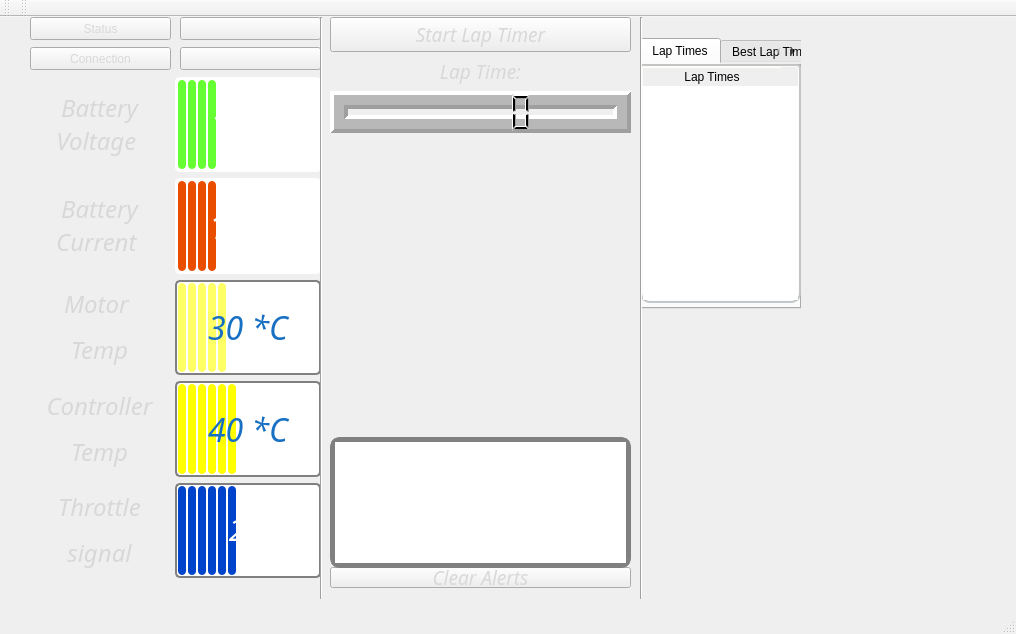
rozkalibrowany/Komuter_pokladowy, file src/gui/black_window_test.ui: the form before one commit.
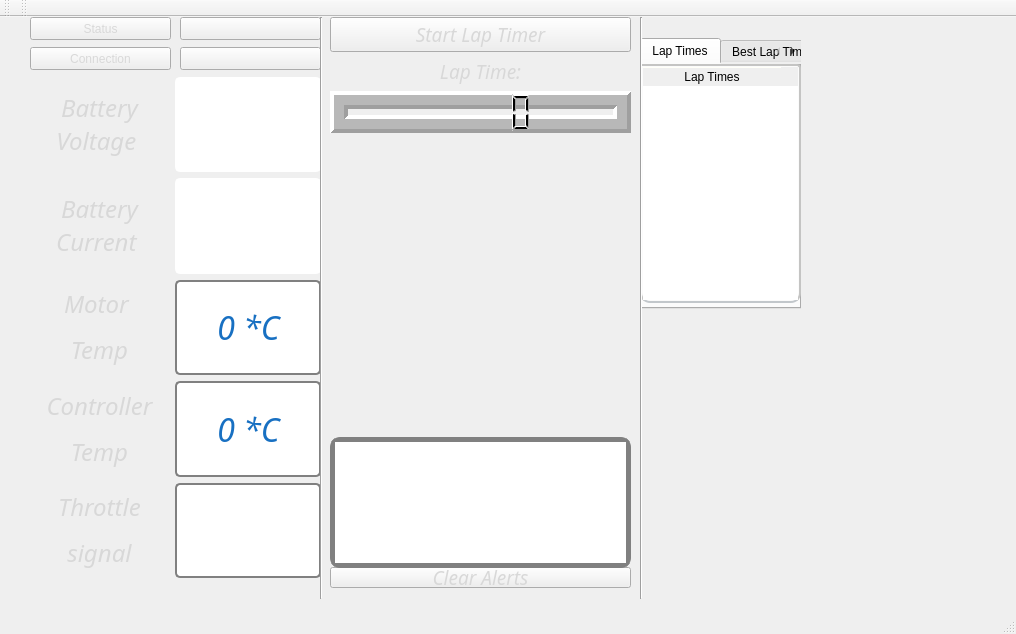
The form after the commit. Icons and pictures are not drawn.

```diff
--- a/src/gui/black_window_test.ui
+++ b/src/gui/black_window_test.ui
@@ -85,10 +85,10 @@
 </string>
        </property>
        <property name="maximum">
-        <number>75</number>
+        <number>100</number>
        </property>
        <property name="value">
-        <number>23</number>
+        <number>0</number>
        </property>
        <property name="alignment">
         <set>Qt::AlignCenter</set>
@@ -168,7 +168,7 @@
         <number>400</number>
        </property>
        <property name="value">
-        <number>100</number>
+        <number>0</number>
        </property>
        <property name="alignment">
         <set>Qt::AlignRight|Qt::AlignTrailing|Qt::AlignVCenter</set>
@@ -214,10 +214,10 @@
 }</string>
        </property>
        <property name="maximum">
-        <number>75</number>
+        <number>100</number>
        </property>
        <property name="value">
-        <number>30</number>
+        <number>0</number>
        </property>
        <property name="alignment">
         <set>Qt::AlignCenter</set>
@@ -292,16 +292,16 @@
 }</string>
        </property>
        <property name="maximum">
-        <number>5</number>
+        <number>100</number>
        </property>
        <property name="value">
-        <number>2</number>
+        <number>0</number>
        </property>
        <property name="alignment">
         <set>Qt::AlignCenter</set>
        </property>
        <property name="format">
-        <string>%v V</string>
+        <string>%v %</string>
        </property>
       </widget>
      </item>
@@ -441,10 +441,10 @@
 </string>
        </property>
        <property name="maximum">
-        <number>400</number>
+        <number>120</number>
        </property>
        <property name="value">
-        <number>100</number>
+        <number>0</number>
        </property>
        <property name="alignment">
         <set>Qt::AlignRight|Qt::AlignTrailing|Qt::AlignVCenter</set>
```
